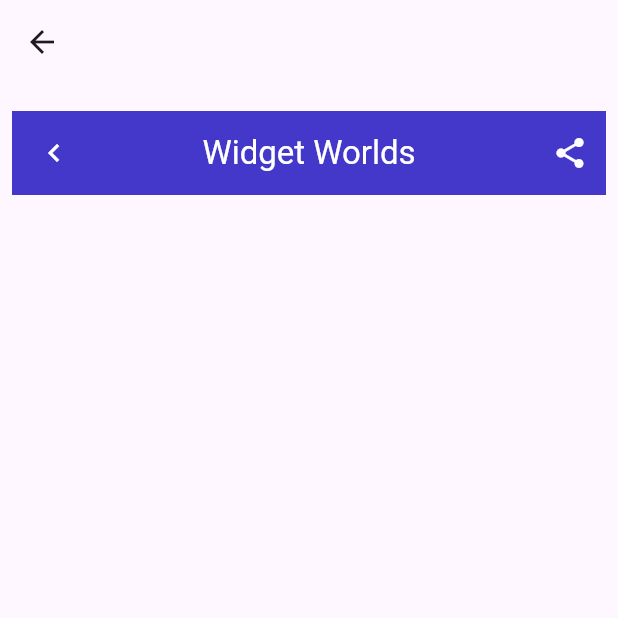
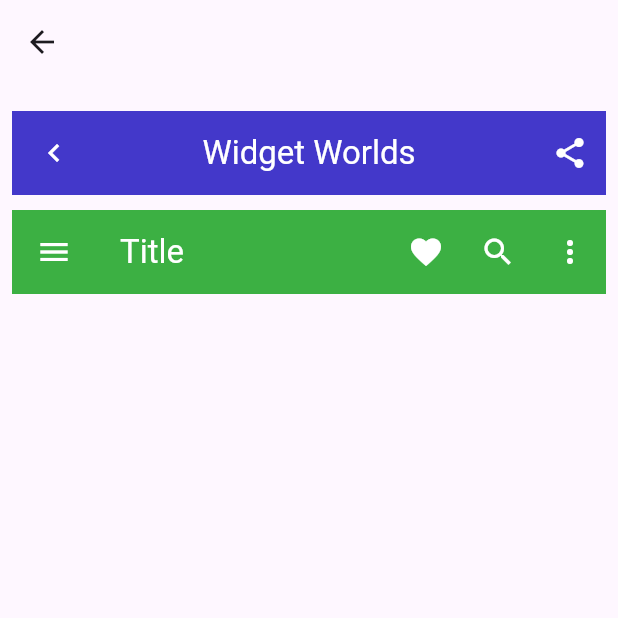
Before and after one commit to KhubaibJamal/FYP, a Flutter app: the AppBars screen opened directly, on a phone screen of 412 x 824 dp, the top half of it. Run offline on Flutter 3.47's test engine with Material 3 defaults, Android fonts, the phone set to English and light mode, and no system bars.

Commit message:
widget:menu app bar

```diff
--- /dev/null
+++ b/lib/appbars/appbar2.dart
@@ -0,0 +1,55 @@
+import 'package:flutter/material.dart';
+
+class AppBar2 extends StatelessWidget {
+  const AppBar2({super.key});
+
+  @override
+  Widget build(BuildContext context) {
+    return AppBar(
+      backgroundColor: const Color(0xff3cb043),
+      leading: IconButton(
+        tooltip: 'menu',
+        icon: const Icon(Icons.menu, color: Colors.white),
+        onPressed: () {},
+      ),
+      title: const Text(
+        "Title",
+        style: TextStyle(color: Colors.white),
+      ),
+      actions: [
+        IconButton(
+          tooltip: 'favorite',
+          icon: const Icon(Icons.favorite, color: Colors.white),
+          onPressed: () {},
+        ),
+        IconButton(
+          tooltip: 'search',
+          icon: const Icon(Icons.search, color: Colors.white),
+          onPressed: () {},
+        ),
+        PopupMenuButton<Text>(
+          iconColor: Colors.white,
+          itemBuilder: (context) {
+            return [
+              const PopupMenuItem(
+                child: Text(
+                  'First',
+                ),
+              ),
+              const PopupMenuItem(
+                child: Text(
+                  'second',
+                ),
+              ),
+              const PopupMenuItem(
+                child: Text(
+                  'third',
+                ),
+              ),
+            ];
+          },
+        )
+      ],
+    );
+  }
+}
--- a/lib/home/appbars.dart
+++ b/lib/home/appbars.dart
@@ -1,5 +1,6 @@
 import 'package:flutter/material.dart';
 import 'package:fyp/appbars/appbar1.dart';
+import 'package:fyp/appbars/appbar2.dart';
 
 class AppBars extends StatelessWidget {
   const AppBars({super.key});
@@ -8,13 +9,16 @@ class AppBars extends StatelessWidget {
   Widget build(BuildContext context) {
     return Scaffold(
       appBar: AppBar(),
-      body: SingleChildScrollView(
+      body: const SingleChildScrollView(
         child: Padding(
-          padding: const EdgeInsets.all(8.0),
+          padding: EdgeInsets.all(8.0),
           child: Column(
             children: [
-              const SizedBox(height: 10),
+              SizedBox(height: 10),
               AppBar1(),
+              SizedBox(height: 10),
+              AppBar2(),
+              SizedBox(height: 10),
             ],
           ),
         ),
```
